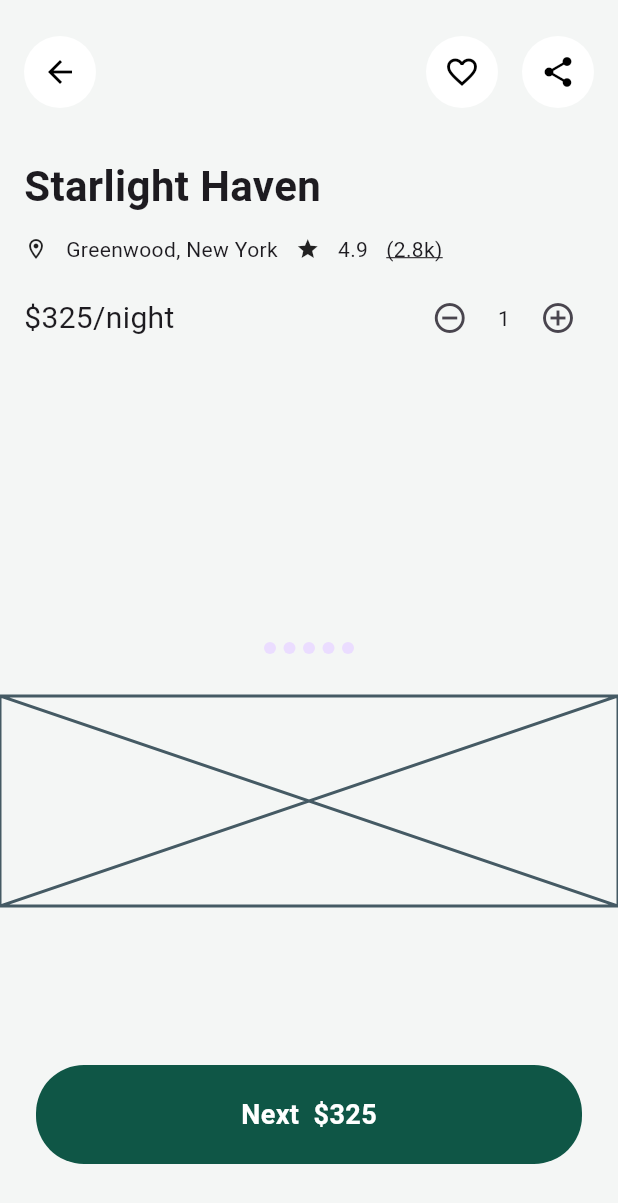
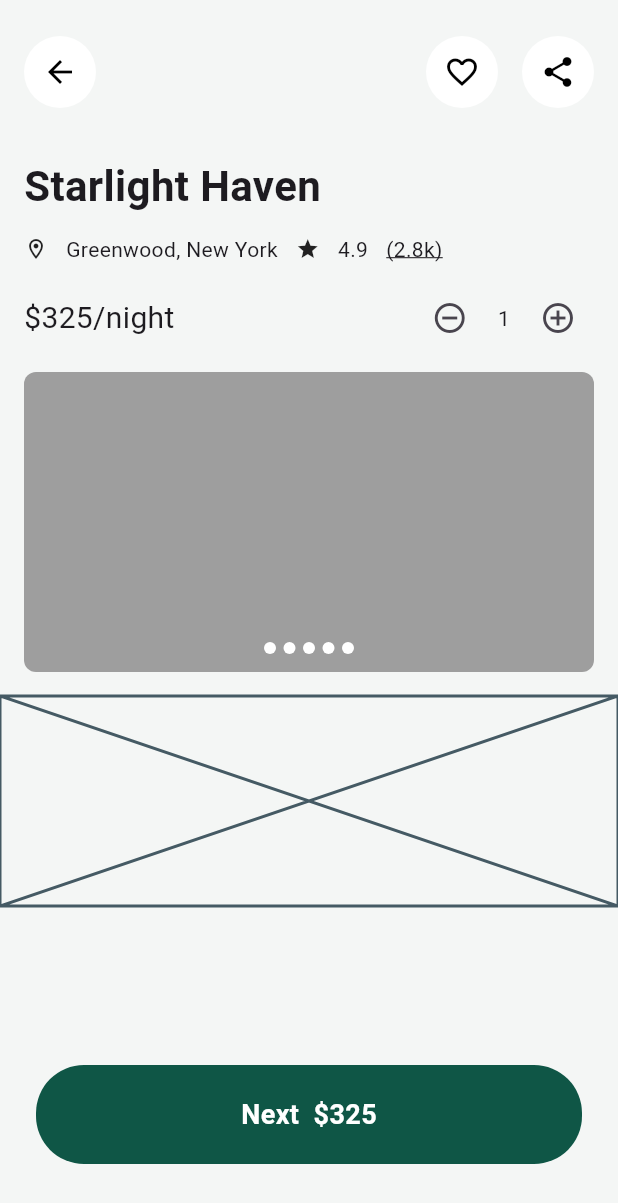
Before and after one commit to JAICHANGPARK/flutter_notebook_chapter_42, a Flutter app: the HotelBookDetailPage screen opened directly, on a phone screen of 412 x 824 dp. Shown: the top 1203 px of the screen. Run offline on Flutter 3.47's test engine with Material 3 defaults, Android fonts, the phone set to English and light mode, and no system bars; our stand-ins replace date_picker_timeline, gap, hugeicons.

Commit message:
Update hotel_book_detail_page.dart

```diff
--- a/lib/ep2109_hotel_book_app/views/hotel_book_detail_page.dart
+++ b/lib/ep2109_hotel_book_app/views/hotel_book_detail_page.dart
@@ -109,6 +109,10 @@ class _HotelBookDetailPageState extends State<HotelBookDetailPage> {
                                 ),
                                 Container(
                                   height: 200,
+                                  decoration: BoxDecoration(
+                                    color: Colors.grey,
+                                    borderRadius: BorderRadius.circular(8),
+                                  ),
                                   child: Stack(
                                     children: [
                                       Positioned(
@@ -118,9 +122,10 @@ class _HotelBookDetailPageState extends State<HotelBookDetailPage> {
                                         child: Row(
                                           mainAxisAlignment: MainAxisAlignment.center,
                                           spacing: 5,
-                                          children: List.generate(5, (index){
+                                          children: List.generate(5, (index) {
                                             return CircleAvatar(
                                               radius: 4,
+                                              backgroundColor: Colors.white,
                                             );
                                           }),
                                         ),
```
